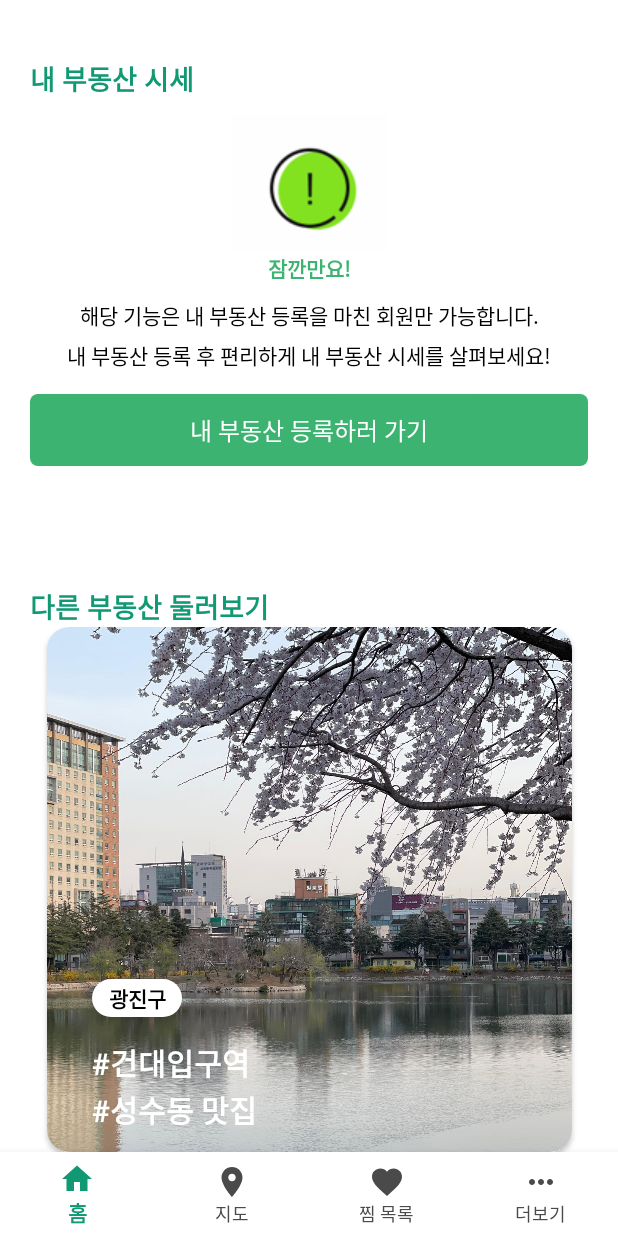
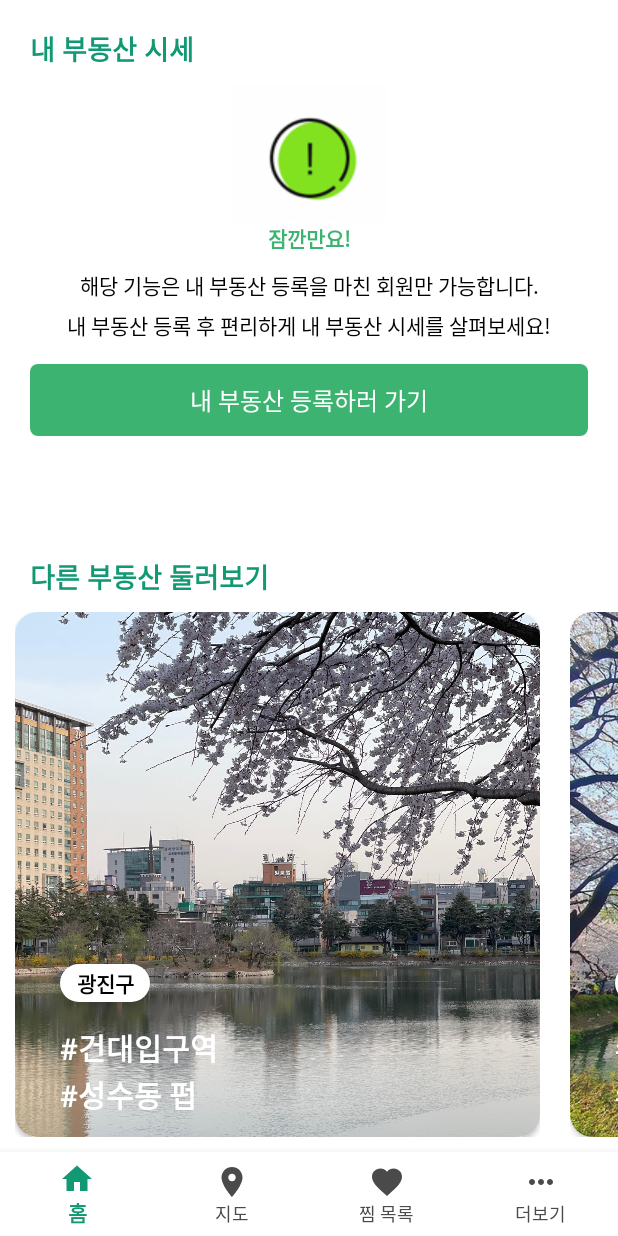
Before and after one commit to KuDongSan/KDS_Android, an Android app: the HomeFragment screen opened directly, with no data from a screen before it, on a phone screen of 412 x 824 dp. Run offline under Robolectric (Android 15) with nearby library versions, the phone set to English and light mode, and no system bars.

Commit message:
feat: horizontal scroll list of assets card_view

```diff
--- a/app/src/main/java/com/codelab/kudongsan/src/main/home/HomeFragment.kt
+++ b/app/src/main/java/com/codelab/kudongsan/src/main/home/HomeFragment.kt
@@ -30,7 +30,30 @@ class HomeFragment : BaseFragment<FragmentHomeBinding>(FragmentHomeBinding::bind
     private fun loadData(): MutableList<AssetsRecyclerViewData> {
         val listData: MutableList<AssetsRecyclerViewData> = mutableListOf()
 
-        listData.add(AssetsRecyclerViewData(R.drawable.img_gwangjin, "광진구", "#건대입구역", "#성수동 맛집"))
+        listData.add(AssetsRecyclerViewData(R.drawable.img_gwangjin, "광진구", "#건대입구역", "#성수동 펍"))
+        listData.add(AssetsRecyclerViewData(R.drawable.img_songpa, "송파구", "#석촌호수", "#방이동 술집"))
+        listData.add(AssetsRecyclerViewData(R.drawable.img_jongro, "종로구", "#경복궁", "#인사동 놀거리"))
+        listData.add(AssetsRecyclerViewData(R.drawable.img_mapo, "마포구", "#홍대입구역", "#망원동 카페"))
+        listData.add(AssetsRecyclerViewData(R.drawable.img_gangnam, "강남구", "#강남역", "#압구정로데오"))
+        listData.add(AssetsRecyclerViewData(R.drawable.img_dongjak, "동작구", "#동작 노을카페", "#노량진 컵밥거리"))
+        listData.add(AssetsRecyclerViewData(R.drawable.img_seocho, "서초구", "#반포 한강공원", "#방배동 카페거리"))
+        listData.add(AssetsRecyclerViewData(R.drawable.img_yongsan, "용산구", "#이태원 루프탑", "#용산 아이파크몰 놀거리"))
+        listData.add(AssetsRecyclerViewData(R.drawable.img_yeongdeungpo, "영등포구", "#타임스퀘어 맛집", "#여의도 한강공원"))
+//        listData.add(AssetsRecyclerViewData(R.drawable.img_gwangjin, "강동구", "#건대입구역", "#성수동 맛집"))
+//        listData.add(AssetsRecyclerViewData(R.drawable.img_gwangjin, "노원구", "#건대입구역", "#성수동 맛집"))
+//        listData.add(AssetsRecyclerViewData(R.drawable.img_gwangjin, "강서구", "#건대입구역", "#성수동 맛집"))
+//        listData.add(AssetsRecyclerViewData(R.drawable.img_gwangjin, "성북구", "#건대입구역", "#성수동 맛집"))
+//        listData.add(AssetsRecyclerViewData(R.drawable.img_gwangjin, "성동구", "#건대입구역", "#성수동 맛집"))
+//        listData.add(AssetsRecyclerViewData(R.drawable.img_gwangjin, "동대문구", "#건대입구역", "#성수동 맛집"))
+//        listData.add(AssetsRecyclerViewData(R.drawable.img_gwangjin, "도봉구", "#건대입구역", "#성수동 맛집"))
+//        listData.add(AssetsRecyclerViewData(R.drawable.img_gwangjin, "서대문구", "#건대입구역", "#성수동 맛집"))
+//        listData.add(AssetsRecyclerViewData(R.drawable.img_gwangjin, "금천구", "#건대입구역", "#성수동 맛집"))
+//        listData.add(AssetsRecyclerViewData(R.drawable.img_gwangjin, "관악구", "#건대입구역", "#성수동 맛집"))
+//        listData.add(AssetsRecyclerViewData(R.drawable.img_gwangjin, "중구", "#건대입구역", "#성수동 맛집"))
+//        listData.add(AssetsRecyclerViewData(R.drawable.img_gwangjin, "양천구", "#건대입구역", "#성수동 맛집"))
+//        listData.add(AssetsRecyclerViewData(R.drawable.img_gwangjin, "강북구", "#건대입구역", "#성수동 맛집"))
+//        listData.add(AssetsRecyclerViewData(R.drawable.img_gwangjin, "중랑구", "#건대입구역", "#성수동 맛집"))
+
 
         return listData
     }
--- a/app/src/main/res/layout/assets_recycler_item.xml
+++ b/app/src/main/res/layout/assets_recycler_item.xml
@@ -1,7 +1,8 @@
 <?xml version="1.0" encoding="utf-8"?>
 <androidx.constraintlayout.widget.ConstraintLayout xmlns:android="http://schemas.android.com/apk/res/android"
-    android:layout_width="match_parent"
-    android:layout_height="match_parent"
+    android:layout_width="wrap_content"
+    android:layout_margin="10dp"
+    android:layout_height="wrap_content"
     xmlns:app="http://schemas.android.com/apk/res-auto">
 
     <androidx.cardview.widget.CardView
```
Also changed, not shown: app/src/main/res/drawable-v24/img_dongjak.jpeg (added), app/src/main/res/drawable-v24/img_gangnam.jpeg (added), app/src/main/res/drawable-v24/img_jongro.jpeg (added), app/src/main/res/drawable-v24/img_mapo.jpeg (added), app/src/main/res/drawable-v24/img_seocho.jpeg (added), app/src/main/res/drawable-v24/img_songpa.jpg (added), app/src/main/res/drawable-v24/img_yeongdeungpo.jpg (added), app/src/main/res/drawable-v24/img_yongsan.jpeg (added).
